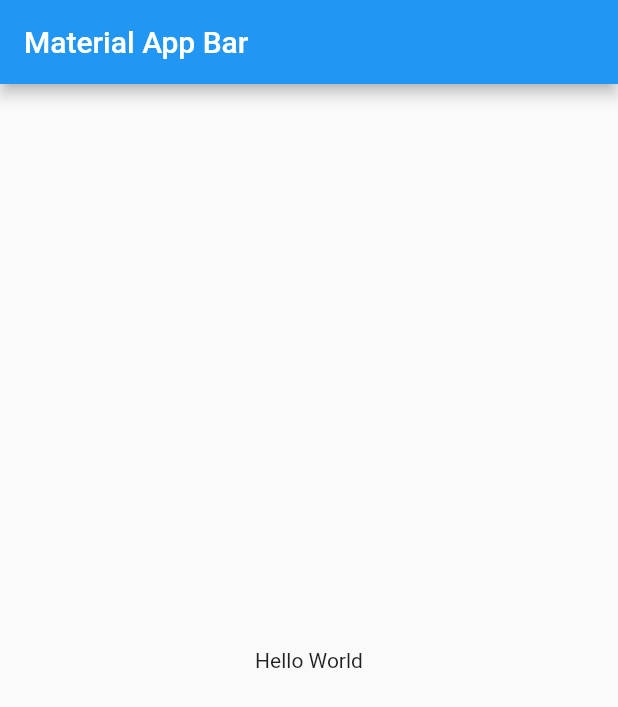
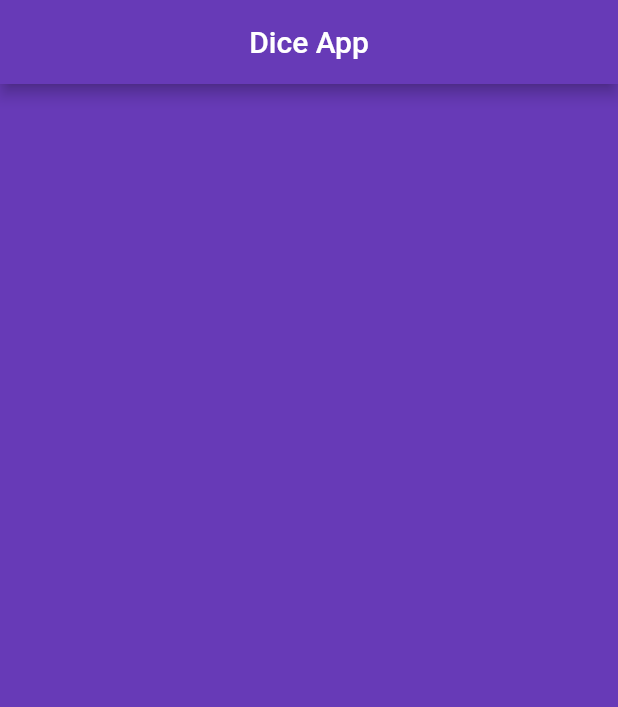
Before and after one commit to jrbyt3s/flutter_codigo5_dice, a Flutter app: the screen it shows after launch, on a phone screen of 412 x 824 dp. Shown: the top 707 px of the screen. Run offline on Flutter 3.47's test engine with Material 2 defaults, Android fonts, the phone set to English and light mode, and no system bars.

Commit message:
1st change, making UI

```diff
--- a/lib/main.dart
+++ b/lib/main.dart
@@ -3,20 +3,28 @@ import 'package:flutter/material.dart';
 void main() => runApp(MyApp());
 
 class MyApp extends StatelessWidget {
+  const MyApp({Key? key}) : super(key: key);
   @override
   Widget build(BuildContext context) {
     return MaterialApp(
+      debugShowCheckedModeBanner: false,
       title: 'Material App',
-      home: Scaffold(
-        appBar: AppBar(
-          title: Text('Material App Bar'),
-        ),
-        body: Center(
-          child: Container(
-            child: Text('Hello World'),
-          ),
-        ),
-      ),
+      home: DicePage(),
     );
   }
 }
+
+class DicePage extends StatelessWidget {
+  const DicePage({Key? key}) : super(key: key);
+
+  @override
+  Widget build(BuildContext context) {
+    return Scaffold(
+      backgroundColor: Colors.deepPurple,
+      appBar: AppBar(
+          title: Text('Dice App'),
+          centerTitle: true,
+          backgroundColor: Colors.deepPurple),
+    );
+  }
+}
--- a/pubspec.yaml
+++ b/pubspec.yaml
@@ -58,6 +58,8 @@ flutter:
   uses-material-design: true
 
   # To add assets to your application, add an assets section, like this:
+  assets:
+    - assets/images/
   # assets:
   #   - images/a_dot_burr.jpeg
   #   - images/a_dot_ham.jpeg
```
Also changed, not shown: assets/images/dice1.png (added), assets/images/dice2.png (added), assets/images/dice3.png (added), assets/images/dice4.png (added), assets/images/dice5.png (added), assets/images/dice6.png (added).
